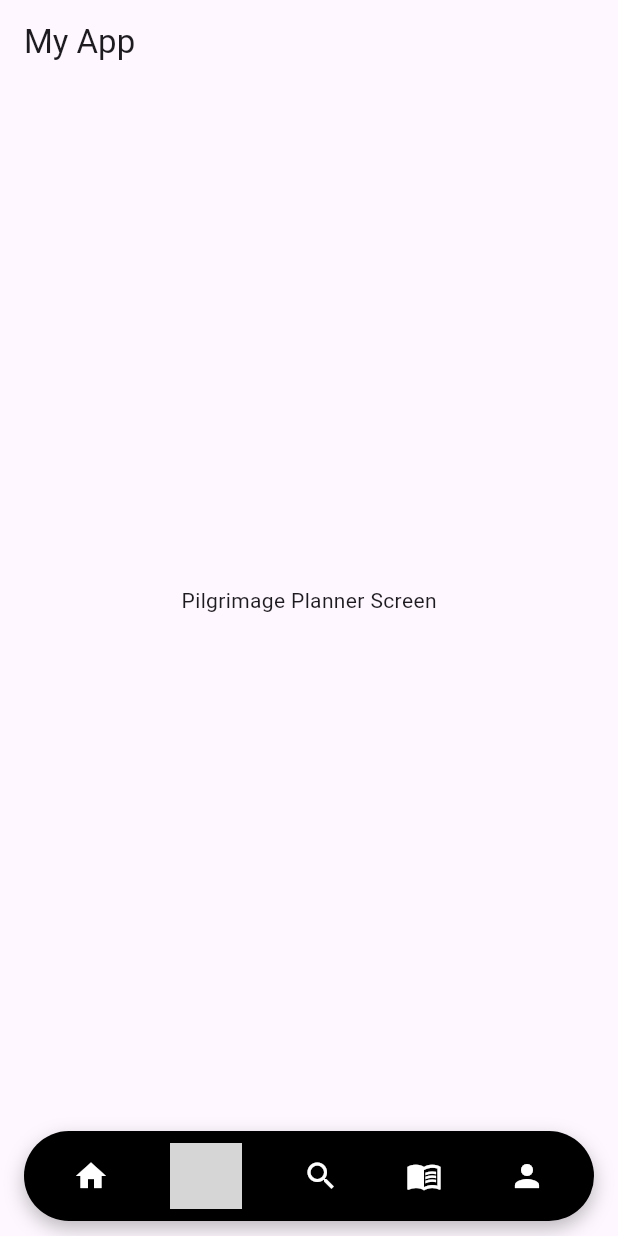
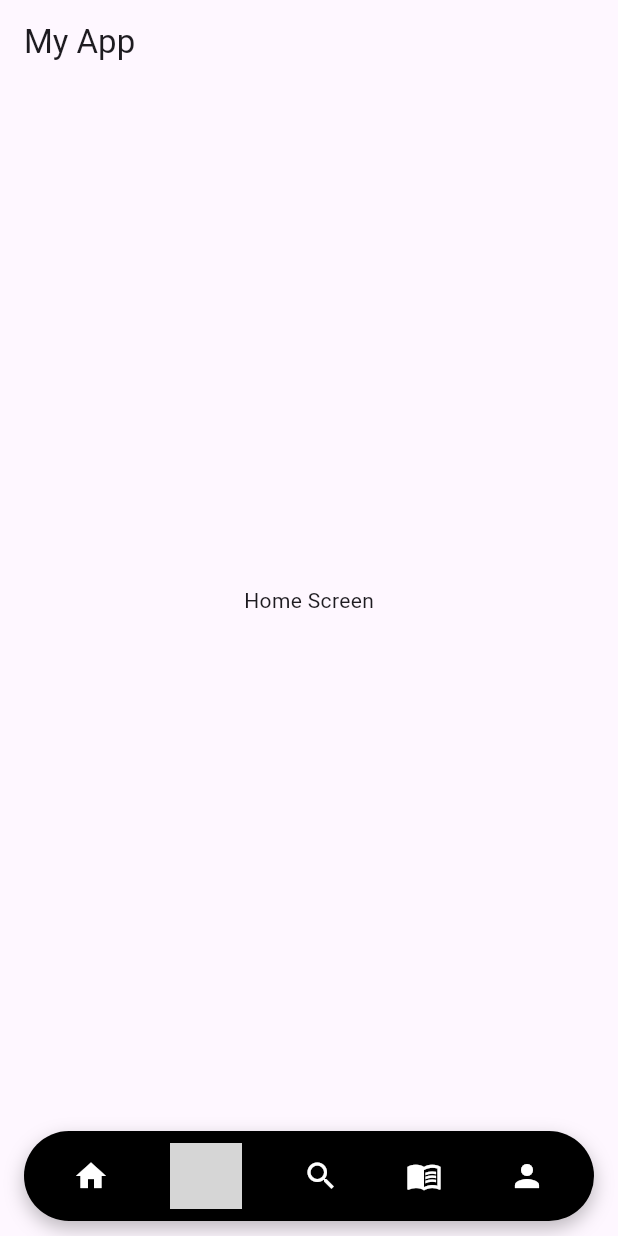
Before and after one commit to DaphneKodithuwakku/sriroute-frontend, a Flutter app: the screen it shows after launch, after a tap on the "search" icon, on a phone screen of 412 x 824 dp. Run offline on Flutter 3.47's test engine with Material 3 defaults, Android fonts, the phone set to English and light mode, and no system bars; statements that could not run were skipped; grey boxes are pictures that could not be loaded.

```diff
--- a/navigation_bar/lib/main.dart
+++ b/navigation_bar/lib/main.dart
@@ -33,7 +33,7 @@ class _MyHomePageState extends State<MyHomePage> {
 
   void _onItemTapped(int index) {
     setState(() {
-      _selectedIndex = index;
+      _selectedIndex == index; // Wrong: Should be = instead of ==
     });
   }
 
@@ -41,7 +41,9 @@ class _MyHomePageState extends State<MyHomePage> {
   Widget build(BuildContext context) {
     return Scaffold(
       appBar: AppBar(title: Text('My App')),
-      body: Center(child: _widgetOptions.elementAt(_selectedIndex)),
+      body: Center(
+        child: _widgetOptions[_selectedIndex],
+      ), // Error: Index may be out of bounds if _selectedIndex is modified incorrectly
       bottomNavigationBar: Padding(
         padding: const EdgeInsets.symmetric(horizontal: 16.0, vertical: 10.0),
         child: Container(
@@ -64,12 +66,14 @@ class _MyHomePageState extends State<MyHomePage> {
                 icon: Icon(Icons.home, color: Colors.white, size: 24),
                 onPressed: () => _onItemTapped(0),
                 color:
-                    _selectedIndex == 0
-                        ? Colors.white
-                        : Colors.white.withOpacity(0.7),
+                    _selectedIndex =
+                        0 // Wrong: Should use == instead of =
+                            ? Colors.white
+                            : Colors.white.withOpacity(0.7),
               ),
               IconButton(
                 icon: SimpleVRGlassesIcon(
+                  // Error: Undefined class 'SimpleVRGlassesIcon'
                   color:
                       _selectedIndex == 1
                           ? Colors.white
@@ -79,11 +83,7 @@ class _MyHomePageState extends State<MyHomePage> {
                 onPressed: () => _onItemTapped(1),
               ),
               IconButton(
-                icon: Icon(
-                  Icons.search, // Changed from Icons.route to Icons.search
-                  color: Colors.white,
-                  size: 24,
-                ),
+                icon: Icon(Icons.search, color: Colors.white, size: 24),
                 onPressed: () => _onItemTapped(2),
                 color:
                     _selectedIndex == 2
```
